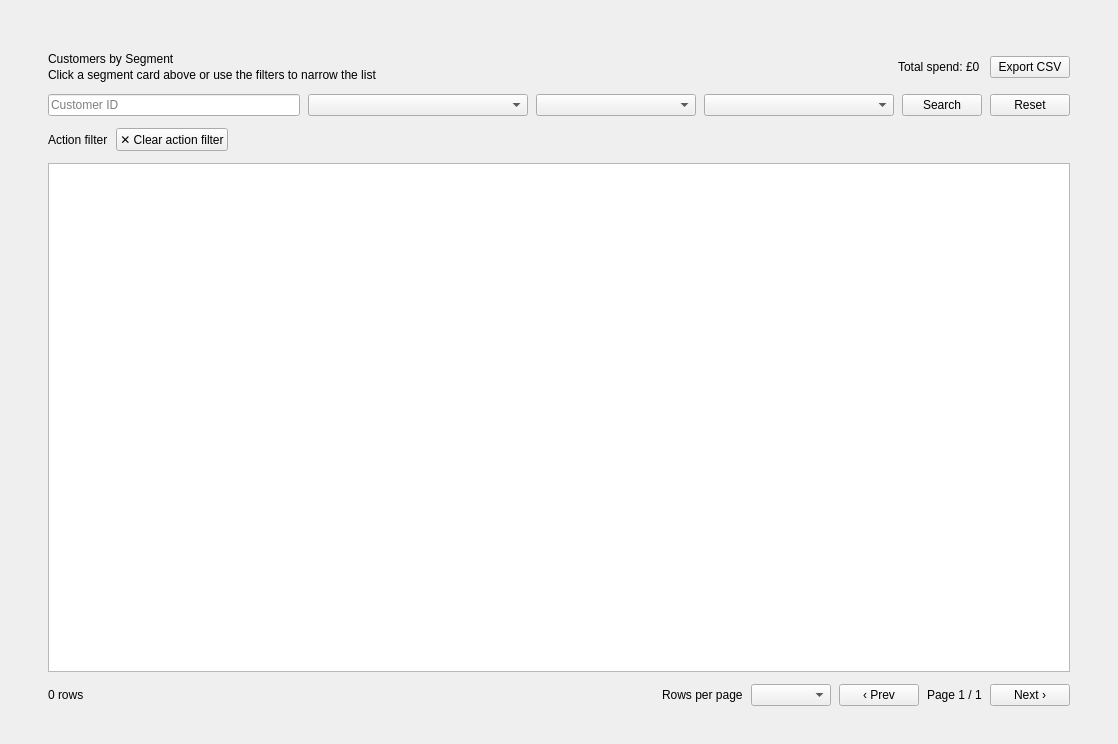
The window that ui_app/ui/pages/SegmentationPage.ui (Trinh186/Machine-Learning) describes before a commit, drawn with Qt 5.
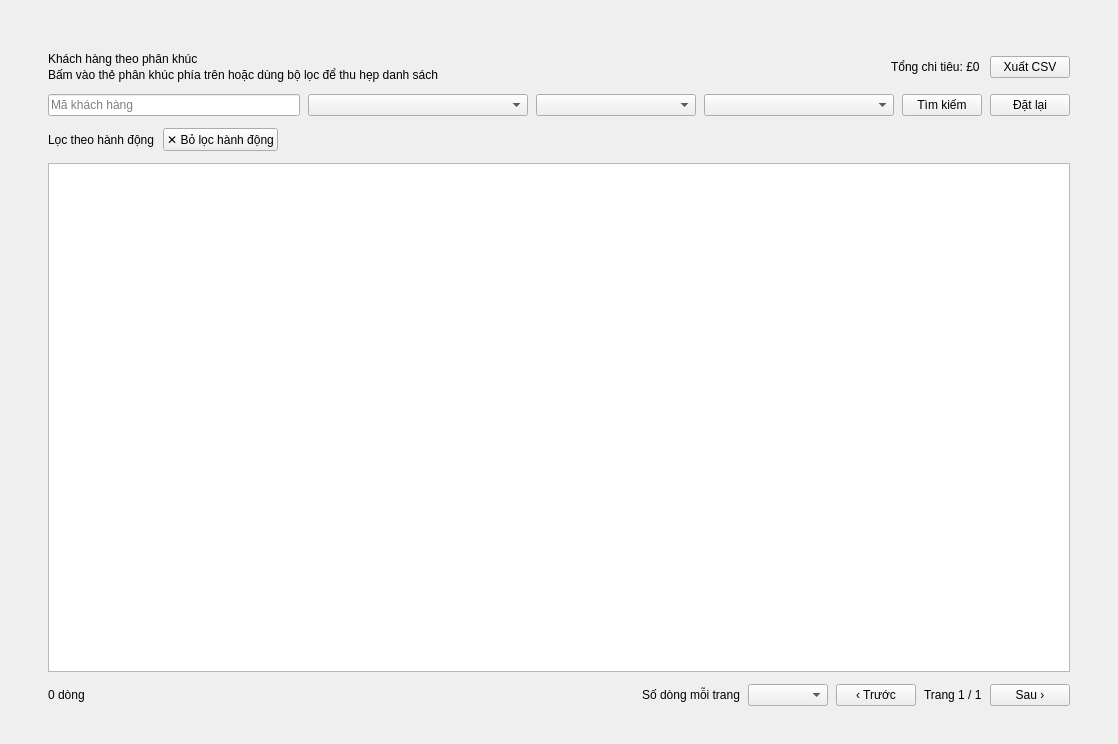
The same window after the commit.

Commit message: Vietnamese UI, one color per segment, README setup guide

```diff
--- a/ui_app/ui/pages/SegmentationPage.ui
+++ b/ui_app/ui/pages/SegmentationPage.ui
@@ -108,7 +108,7 @@
           <item>
            <widget class="QLabel" name="lblCustomersTitle">
             <property name="text">
-             <string>Customers by Segment</string>
+             <string>Khách hàng theo phân khúc</string>
             </property>
             <property name="cssClass" stdset="0">
              <string>cardTitle</string>
@@ -118,7 +118,7 @@
           <item>
            <widget class="QLabel" name="lblCustomersSubtitle">
             <property name="text">
-             <string>Click a segment card above or use the filters to narrow the list</string>
+             <string>Bấm vào thẻ phân khúc phía trên hoặc dùng bộ lọc để thu hẹp danh sách</string>
             </property>
             <property name="cssClass" stdset="0">
              <string>cardSubtitle</string>
@@ -143,7 +143,7 @@
         <item>
          <widget class="QLabel" name="lblTotalMonetary">
           <property name="text">
-           <string>Total spend: £0</string>
+           <string>Tổng chi tiêu: £0</string>
           </property>
           <property name="cssClass" stdset="0">
            <string>pill</string>
@@ -153,7 +153,7 @@
         <item>
          <widget class="QPushButton" name="btnExportCsv">
           <property name="text">
-           <string>Export CSV</string>
+           <string>Xuất CSV</string>
           </property>
           <property name="cssClass" stdset="0">
            <string>secondary</string>
@@ -185,7 +185,7 @@
            <bool>true</bool>
           </property>
           <property name="placeholderText">
-           <string>Customer ID</string>
+           <string>Mã khách hàng</string>
           </property>
          </widget>
         </item>
@@ -222,7 +222,7 @@
         <item>
          <widget class="QPushButton" name="btnSearch">
           <property name="text">
-           <string>Search</string>
+           <string>Tìm kiếm</string>
           </property>
           <property name="cssClass" stdset="0">
            <string>primary</string>
@@ -232,7 +232,7 @@
         <item>
          <widget class="QPushButton" name="btnReset">
           <property name="text">
-           <string>Reset</string>
+           <string>Đặt lại</string>
           </property>
           <property name="cssClass" stdset="0">
            <string>secondary</string>
@@ -261,7 +261,7 @@
         <item>
          <widget class="QLabel" name="lblActiveFilter">
           <property name="text">
-           <string>Action filter</string>
+           <string>Lọc theo hành động</string>
           </property>
           <property name="cssClass" stdset="0">
            <string>pill</string>
@@ -271,7 +271,7 @@
         <item>
          <widget class="QPushButton" name="btnClearActiveFilter">
           <property name="text">
-           <string>✕ Clear action filter</string>
+           <string>✕ Bỏ lọc hành động</string>
           </property>
           <property name="cssClass" stdset="0">
            <string>link</string>
@@ -338,7 +338,7 @@
         <item>
          <widget class="QLabel" name="lblCustomersSummary">
           <property name="text">
-           <string>0 rows</string>
+           <string>0 dòng</string>
           </property>
           <property name="cssClass" stdset="0">
            <string>cardSubtitle</string>
@@ -361,7 +361,7 @@
         <item>
          <widget class="QLabel" name="lblCustomersPageSizeCaption">
           <property name="text">
-           <string>Rows per page</string>
+           <string>Số dòng mỗi trang</string>
           </property>
           <property name="cssClass" stdset="0">
            <string>cardSubtitle</string>
@@ -381,7 +381,7 @@
         <item>
          <widget class="QPushButton" name="btnCustomersPrevPage">
           <property name="text">
-           <string>‹ Prev</string>
+           <string>‹ Trước</string>
           </property>
           <property name="cssClass" stdset="0">
            <string>secondary</string>
@@ -391,7 +391,7 @@
         <item>
          <widget class="QLabel" name="lblCustomersPageInfo">
           <property name="text">
-           <string>Page 1 / 1</string>
+           <string>Trang 1 / 1</string>
           </property>
           <property name="cssClass" stdset="0">
            <string>pageInfo</string>
@@ -401,7 +401,7 @@
         <item>
          <widget class="QPushButton" name="btnCustomersNextPage">
           <property name="text">
-           <string>Next ›</string>
+           <string>Sau ›</string>
           </property>
           <property name="cssClass" stdset="0">
            <string>secondary</string>
```
The commit also changes 29 other files.
